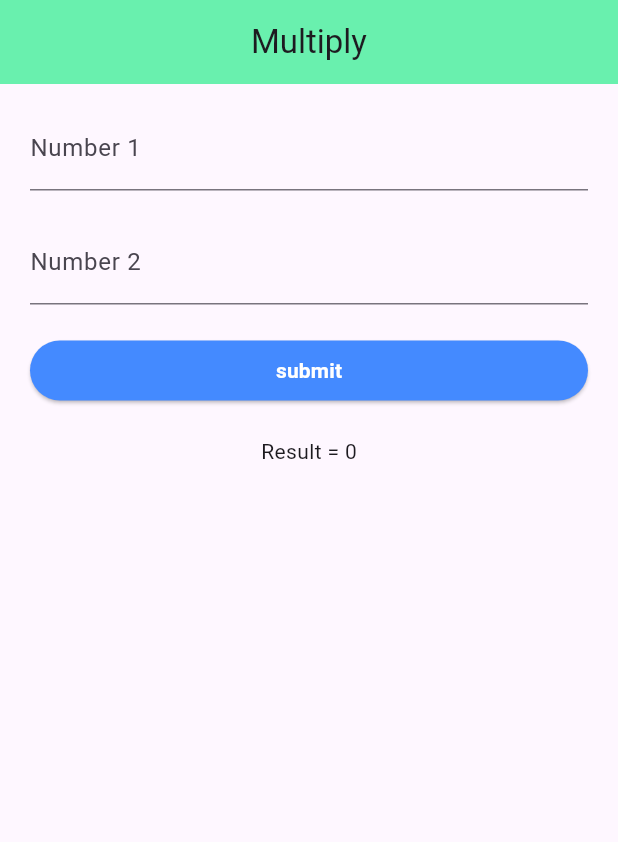
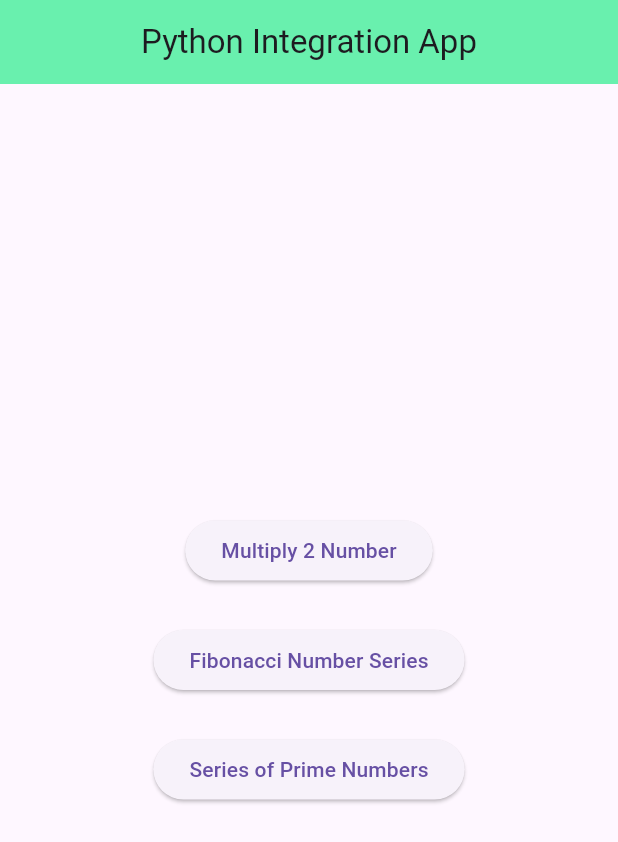
Before and after one commit to iZenrix/python-flutter-integration, a Flutter app: the screen it shows after launch, on a phone screen of 412 x 824 dp. Shown: the top 842 px of the screen. Run offline on Flutter 3.47's test engine with Material 3 defaults, Android fonts, the phone set to English and light mode, and no system bars; our stand-ins replace get; Roboto replaces fonts that are missing (Poppins).

Commit message:
add fibonacci and primary number

```diff
--- a/flutter-python-integration/lib/app/core/value/constant.dart
+++ b/flutter-python-integration/lib/app/core/value/constant.dart
@@ -1,2 +1,4 @@
 const String baseUrl = 'http://127.0.0.1:8000/api';
 const String multiplyUrl = '$baseUrl/multiply';
+const String fibonacciUrl = '$baseUrl/fibonacci';
+const String primeUrl = '$baseUrl/prime';
--- a/flutter-python-integration/lib/app/modules/home/controllers/home_controller.dart
+++ b/flutter-python-integration/lib/app/modules/home/controllers/home_controller.dart
@@ -1,24 +1,5 @@
-import 'package:flutter/material.dart';
-import 'package:flutter_python_integration/app/modules/home/providers/multiply_provider.dart';
 import 'package:get/get.dart';
 
 class HomeController extends GetxController {
-  TextEditingController number1 = TextEditingController();
-  TextEditingController number2 = TextEditingController();
 
-  var isLoading = true.obs;
-
-  var result = 0.obs;
-
-  Future<void> multiply () async{
-    try{
-      isLoading(true);
-      var num1 = int.parse(number1.text);
-      var num2 = int.parse(number2.text);
-      var multiplyProvider = MultiplyProvider();
-      result.value = await multiplyProvider.multiply(num1, num2);
-    } finally {
-      isLoading(false);
-    }
-  }
 }
--- a/flutter-python-integration/lib/app/modules/home/views/home_view.dart
+++ b/flutter-python-integration/lib/app/modules/home/views/home_view.dart
@@ -1,5 +1,5 @@
 import 'package:flutter/material.dart';
-import 'package:flutter/services.dart';
+import 'package:flutter_python_integration/app/routes/app_pages.dart';
 
 import 'package:get/get.dart';
 
@@ -11,68 +11,43 @@ class HomeView extends GetView<HomeController> {
   Widget build(BuildContext context) {
     return Scaffold(
       appBar: AppBar(
-        title: const Text('Multiply'),
+        title: const Text('Python Integration App'),
         centerTitle: true,
         backgroundColor: Colors.greenAccent,
       ),
       body: SafeArea(
-        child: SingleChildScrollView(
-            child: Padding(
-          padding: const EdgeInsets.symmetric(vertical: 15, horizontal: 20),
-          child: Form(
-              child: Column(
-            children: <Widget>[
-              TextFormField(
-                style: const TextStyle(color: Colors.black87),
-                decoration: const InputDecoration(
-                  labelText: 'Number 1',
-                  hintText: 'Number 1',
-                ),
-                textInputAction: TextInputAction.next,
-                keyboardType: TextInputType.number,
-                inputFormatters: <TextInputFormatter>[
-                  FilteringTextInputFormatter.digitsOnly
-                ],
-                controller: controller.number1,
+        child: Center(
+          child: Column(
+            mainAxisAlignment: MainAxisAlignment.center,
+            crossAxisAlignment: CrossAxisAlignment.center,
+            children: [
+              ElevatedButton(
+                onPressed: () {
+                  Get.toNamed(Routes.MULTIPLY);
+                },
+                child: const Text("Multiply 2 Number"),
               ),
-              const SizedBox(height: 20),
-              TextFormField(
-                style: const TextStyle(color: Colors.black),
-                decoration: const InputDecoration(
-                  labelText: 'Number 2',
-                  hintText: 'Number 2',
-                ),
-                textInputAction: TextInputAction.next,
-                keyboardType: TextInputType.number,
-                inputFormatters: <TextInputFormatter>[
-                  FilteringTextInputFormatter.digitsOnly
-                ],
-                controller: controller.number2,
+              const SizedBox(
+                height: 25,
               ),
-              const SizedBox(height: 20),
               ElevatedButton(
-                style: ElevatedButton.styleFrom(
-                    backgroundColor: Colors.blueAccent),
-                onPressed: () async {
-                  controller.multiply();
+                onPressed: () {
+                  Get.toNamed(Routes.FIBONACCI);
                 },
-                child: const Center(
-                  child: Text(
-                    "submit",
-                    style: TextStyle(
-                      color: Colors.white,
-                      fontSize: 14.0,
-                      fontFamily: 'Poppins',
-                      fontWeight: FontWeight.w600,
-                    ),
-                  ),
-                ),
+                child: const Text("Fibonacci Number Series"),
               ),
-              const SizedBox(height: 20),
-              Obx(() => Text("Result = ${controller.result.value}"))
+              const SizedBox(
+                height: 25,
+              ),
+              ElevatedButton(
+                onPressed: () {
+                  Get.toNamed(Routes.PRIME);
+                },
+                child: const Text("Series of Prime Numbers"),
+              ),
             ],
-          )),
-        )),
+          ),
+        ),
       ),
     );
   }
--- a/flutter-python-integration/lib/app/routes/app_routes.dart
+++ b/flutter-python-integration/lib/app/routes/app_routes.dart
@@ -4,9 +4,15 @@ part of 'app_pages.dart';
 abstract class Routes {
   Routes._();
   static const HOME = _Paths.HOME;
+  static const MULTIPLY = _Paths.MULTIPLY;
+  static const FIBONACCI = _Paths.FIBONACCI;
+  static const PRIME = _Paths.PRIME;
 }
 
 abstract class _Paths {
   _Paths._();
   static const HOME = '/home';
+  static const MULTIPLY = '/multiply';
+  static const FIBONACCI = '/fibonacci';
+  static const PRIME = '/prime';
 }
```
Also changed, not shown: flutter-python-integration/lib/app/modules/fibonacci/bindings/fibonacci_binding.dart (added, +12 -0 lines), flutter-python-integration/lib/app/modules/fibonacci/controllers/fibonacci_controller.dart (added, +20 -0 lines), flutter-python-integration/lib/app/modules/fibonacci/providers/fibonacci_provider.dart (added, +23 -0 lines), flutter-python-integration/lib/app/modules/fibonacci/views/fibonacci_view.dart (added, +74 -0 lines), flutter-python-integration/lib/app/modules/multiply/bindings/multiply_binding.dart (added, +12 -0 lines), flutter-python-integration/lib/app/modules/multiply/controllers/multiply_controller.dart (added, +22 -0 lines), flutter-python-integration/lib/app/modules/multiply/providers/multiply_provider.dart (added, +23 -0 lines), flutter-python-integration/lib/app/modules/multiply/views/multiply_view.dart (added, +87 -0 lines), flutter-python-integration/lib/app/modules/prime/bindings/prime_binding.dart (added, +12 -0 lines), flutter-python-integration/lib/app/modules/prime/controllers/prime_controller.dart (added, +20 -0 lines), flutter-python-integration/lib/app/modules/prime/providers/prime_provider.dart (added, +23 -0 lines), flutter-python-integration/lib/app/modules/prime/views/prime_view.dart (added, +73 -0 lines), flutter-python-integration/lib/app/routes/app_pages.dart (+21 -2 lines).
